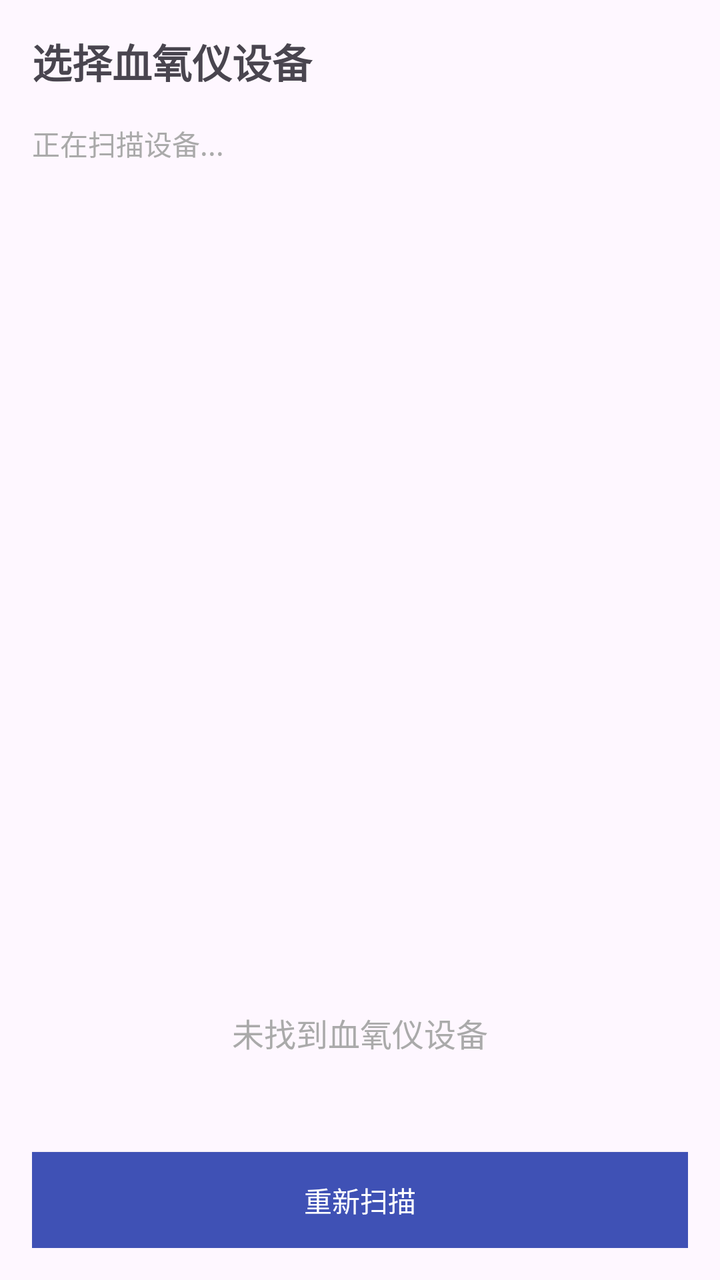
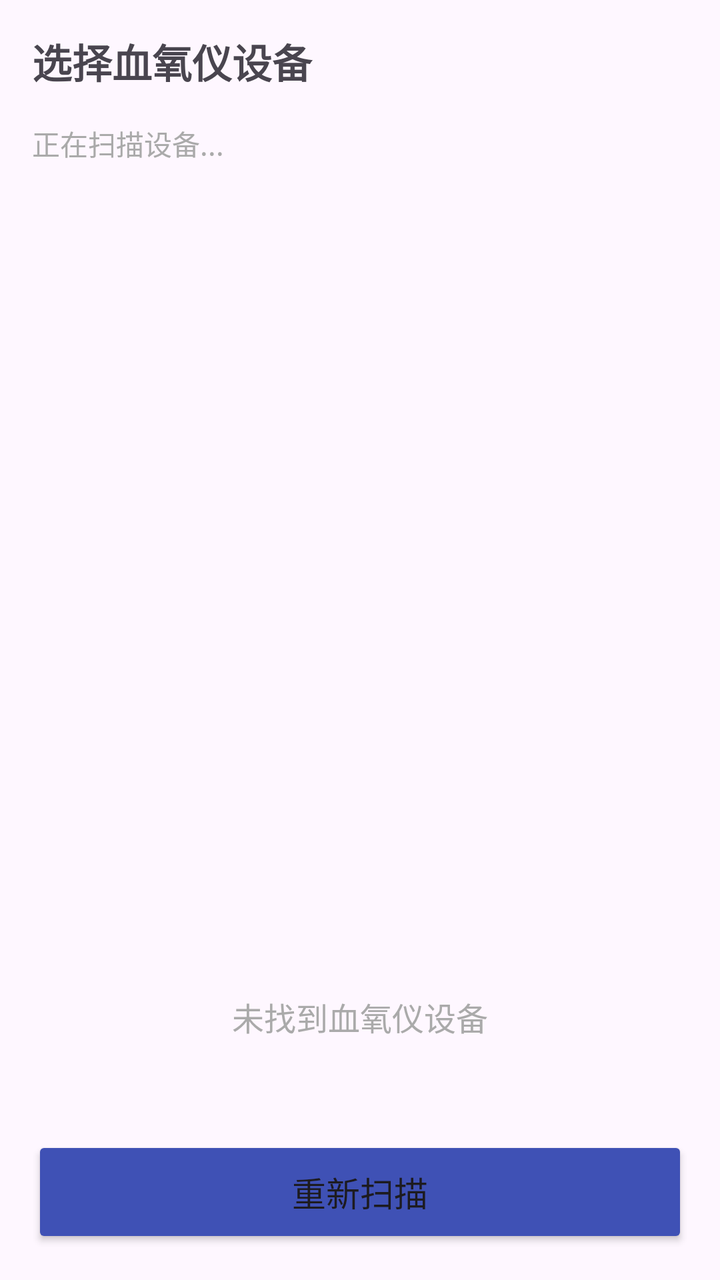

Compare the two renders of this Android layout. The source of the first and the diff that turns it into the second are given below.
<!-- AndroidManifest.xml: application theme Theme.MyApplication -->
<!-- res/layout/activity_device_list.xml -->
<?xml version="1.0" encoding="utf-8"?>
<LinearLayout xmlns:android="http://schemas.android.com/apk/res/android"
    android:layout_width="match_parent"
    android:layout_height="match_parent"
    android:orientation="vertical"
    android:padding="16dp">

    
    <TextView
        android:layout_width="match_parent"
        android:layout_height="wrap_content"
        android:text="选择血氧仪设备"
        android:textSize="20sp"
        android:textStyle="bold"
        android:layout_marginBottom="16dp" />   

    
    <TextView
        android:id="@+id/tv_scan_status"
        android:layout_width="match_parent"
        android:layout_height="wrap_content"
        android:text="正在扫描设备..."
        android:textColor="@android:color/darker_gray"
        android:layout_marginBottom="16dp" />   

    
    <ListView
        android:id="@+id/lv_devices"
        android:layout_width="match_parent"
        android:layout_height="0dp"
        android:layout_weight="1"
        android:divider="@android:color/darker_gray"
        android:dividerHeight="1dp" />

    
    <TextView
        android:id="@android:id/empty"
        android:layout_width="match_parent"
        android:layout_height="wrap_content"
        android:text="未找到血氧仪设备"
        android:textColor="@android:color/darker_gray"
        android:gravity="center"
        android:padding="32dp"
        android:textSize="16sp" />

    
    <Button
        android:id="@+id/btn_rescan"
        android:layout_width="match_parent"
        android:layout_height="wrap_content"
        android:text="重新扫描"
        android:layout_marginTop="16dp"
        android:background="@color/colorPrimary"
        android:textColor="@android:color/white" />

</LinearLayout>
<!-- resources referenced by this layout -->
<resources>
  <color name="colorPrimary">#3F51B5</color>
  <style name="Theme.MyApplication" parent="Base.Theme.MyApplication" />
  <style name="Base.Theme.MyApplication" parent="Theme.Material3.DayNight.NoActionBar">
          
          <item name="colorPrimary">@color/colorPrimary</item>         
          <item name="colorPrimaryContainer">@color/colorPrimaryContainer</item> 
          <item name="colorSecondary">@color/colorAccent</item>       
          <item name="colorSecondaryContainer">@color/colorAccentContainer</item> 
          <item name="colorOnPrimary">@color/white</item>             
          <item name="colorOnSecondary">@color/white</item>           
  
          
          <item name="materialButtonStyle">@style/Widget.Material3.Button</item>
      </style>
  <color name="colorPrimaryContainer">#C5CAE9</color>
  <color name="colorAccent">#FF4081</color>
  <color name="colorAccentContainer">#FFCCE5</color>
  <color name="white">#FFFFFF</color>
</resources>

<!-- the commit's change to res/layout/activity_device_list.xml (unified diff, before → after) -->
@@ -47,10 +47,10 @@
     <Button
         android:id="@+id/btn_rescan"
         android:layout_width="match_parent"
-        android:layout_height="wrap_content"
+        android:layout_height="56dp"
         android:text="重新扫描"
+        android:textSize="17sp"
         android:layout_marginTop="16dp"
-        android:background="@color/colorPrimary"
-        android:textColor="@android:color/white" />
+        android:backgroundTint="@color/colorPrimary" />
 
 </LinearLayout>
